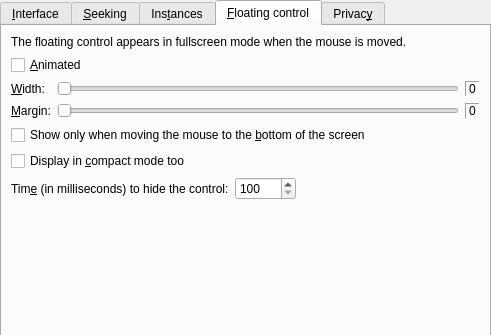
Before: the Qt Designer form src/gui/pref/interface.ui in wilbert2000/wzplayer, drawn with Qt 5; both pictures show x 0 to 491 and y 0 to 335 of the 491 by 502 pixel window.
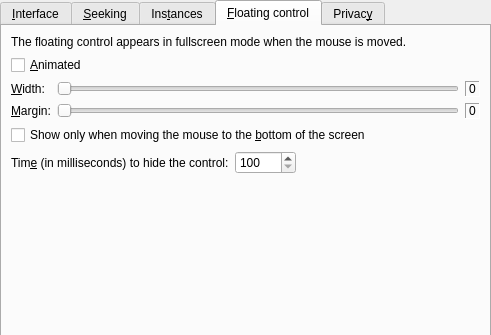
After: the same form once the commit is applied. The open tabs and pages were chosen to show the change. Custom widgets are drawn as their Qt base class.

Commit message: Remove compact mode

```diff
--- a/src/gui/pref/interface.ui
+++ b/src/gui/pref/interface.ui
@@ -728,13 +728,6 @@
          </property>
         </widget>
        </item>
-       <item>
-        <widget class="QCheckBox" name="floating_compact_check">
-         <property name="text">
-          <string>Display in &amp;compact mode too</string>
-         </property>
-        </widget>
-       </item>
        <item>
         <layout class="QHBoxLayout" name="horizontalLayout_2">
          <item>
```
Left out of the diff: 1 changed line with no effect on the pictures. The commit also changes 13 other files.
